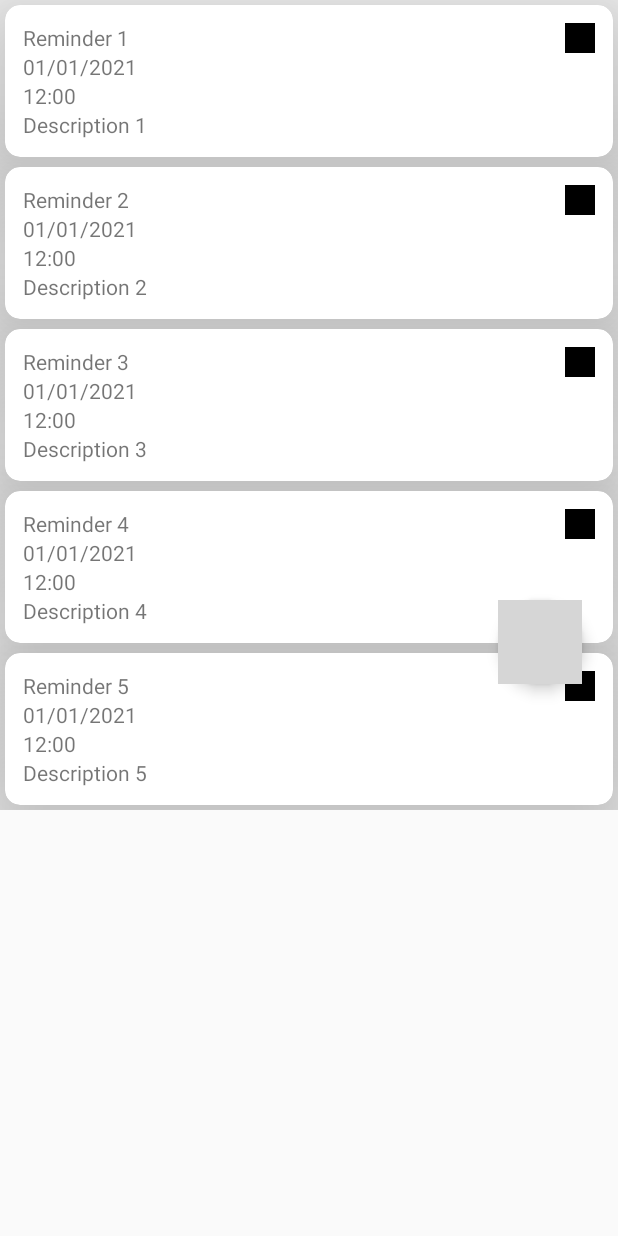
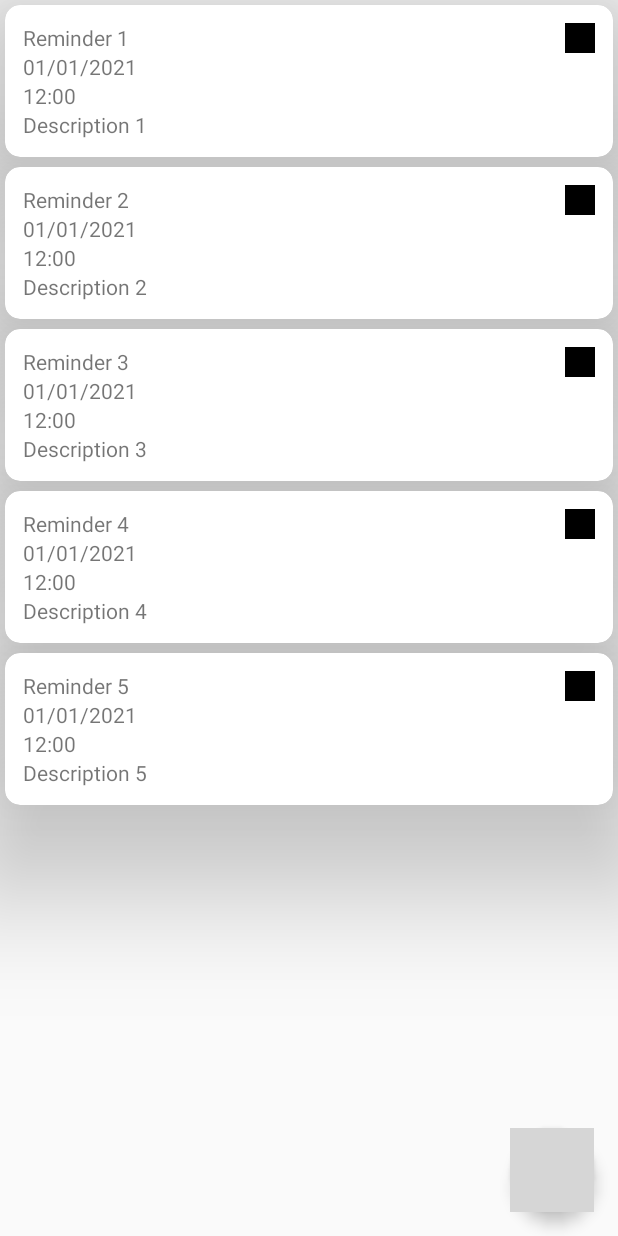
Before and after one commit to Calorie-Counters/FinalProjectCalorieTracker, an Android app: the screen it shows after launch (MainActivity), in the side drawer, after a tap on "Reminders", on a phone screen of 412 x 824 dp. Run offline under Robolectric (Android 15) with nearby library versions, the light colour scheme and no system bars; our stand-ins replace Firebase (no records; nobody signed in at launch, a user with empty details on screens opened directly), data binding, navigation-ui; libraries missing offline, so code that uses them is left out: com.firebase.ui; 2 statements that could not run were skipped; grey boxes are pictures that could not be loaded.

Commit message:
fix layout heights

```diff
--- a/app/src/main/res/layout/activity_main.xml
+++ b/app/src/main/res/layout/activity_main.xml
@@ -20,13 +20,12 @@
 
         <com.google.android.material.navigation.NavigationView
             android:id="@+id/nav_view"
-            android:layout_width="wrap_content"
+            android:layout_width="match_parent"
             android:layout_height="match_parent"
             android:layout_gravity="start"
             android:fitsSystemWindows="true"
             app:headerLayout="@layout/nav_header_main"
-            app:menu="@menu/activity_main_drawer"
-            tools:ignore="MissingConstraints" />
+            app:menu="@menu/activity_main_drawer" />
 
     </androidx.drawerlayout.widget.DrawerLayout>
 
--- a/app/src/main/res/layout/fragment_diets.xml
+++ b/app/src/main/res/layout/fragment_diets.xml
@@ -8,7 +8,7 @@
         tools:context=".ui.diets.DietsFragment">
         <androidx.constraintlayout.widget.ConstraintLayout
             android:layout_width="match_parent"
-            android:layout_height="wrap_content">
+            android:layout_height="match_parent">
 
             <androidx.recyclerview.widget.RecyclerView
                 android:id="@+id/recyclerView"
--- a/app/src/main/res/layout/fragment_notifications.xml
+++ b/app/src/main/res/layout/fragment_notifications.xml
@@ -8,7 +8,7 @@
         tools:context=".ui.notifications.NotificationsFragment">
         <androidx.constraintlayout.widget.ConstraintLayout
             android:layout_width="match_parent"
-            android:layout_height="wrap_content">
+            android:layout_height="match_parent">
 
             <androidx.recyclerview.widget.RecyclerView
                 android:id="@+id/recyclerView"
--- a/app/src/main/res/layout/fragment_reminders.xml
+++ b/app/src/main/res/layout/fragment_reminders.xml
@@ -8,7 +8,7 @@
         tools:context=".ui.reminders.RemindersFragment">
         <androidx.constraintlayout.widget.ConstraintLayout
             android:layout_width="match_parent"
-            android:layout_height="wrap_content">
+            android:layout_height="match_parent">
 
             <androidx.recyclerview.widget.RecyclerView
                 android:id="@+id/recyclerView"
@@ -19,11 +19,12 @@
                 app:layout_constraintTop_toTopOf="parent" />
 
         <com.google.android.material.floatingactionbutton.FloatingActionButton
-            android:id="@+id/addReminderFAB"
+            android:id="@+id/fab"
             android:layout_width="wrap_content"
             android:layout_height="wrap_content"
-            android:layout_marginEnd="24dp"
-            android:layout_marginBottom="84dp"
+            android:layout_gravity="bottom|end"
+            android:layout_marginEnd="@dimen/fab_margin"
+            android:layout_marginBottom="16dp"
             android:src="@drawable/ic_add_foreground"
             app:layout_constraintBottom_toBottomOf="parent"
             app:layout_constraintEnd_toEndOf="parent" />
```
